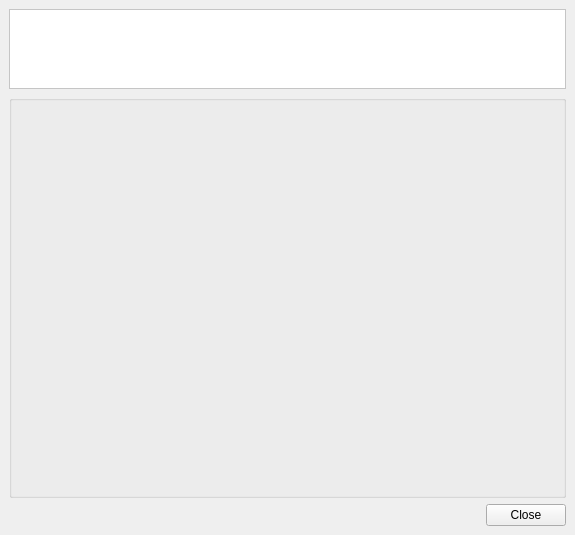
OpenMW/openmw, file files/ui/mainwindow.ui: the form before one commit.
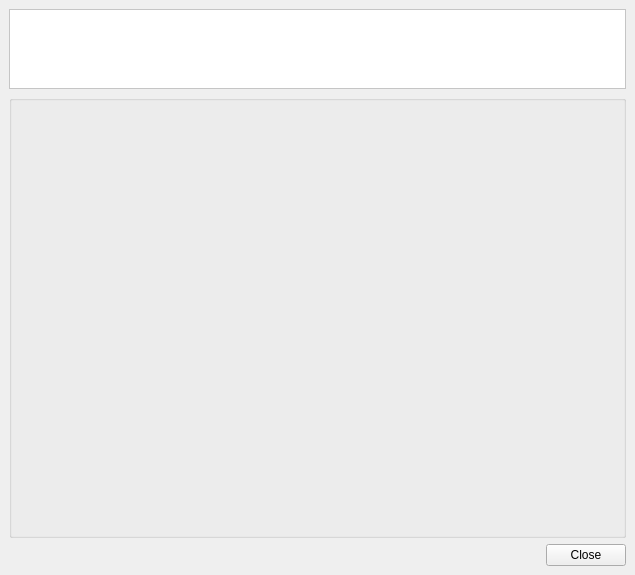
The form after the commit. Icons and pictures are not drawn.

```diff
--- a/files/ui/mainwindow.ui
+++ b/files/ui/mainwindow.ui
@@ -2,9 +2,17 @@
 <ui version="4.0">
  <class>MainWindow</class>
  <widget class="QMainWindow" name="MainWindow">
+  <property name="geometry">
+   <rect>
+    <x>0</x>
+    <y>0</y>
+    <width>635</width>
+    <height>575</height>
+   </rect>
+  </property>
   <property name="minimumSize">
    <size>
-    <width>575</width>
+    <width>635</width>
     <height>535</height>
    </size>
   </property>
```
